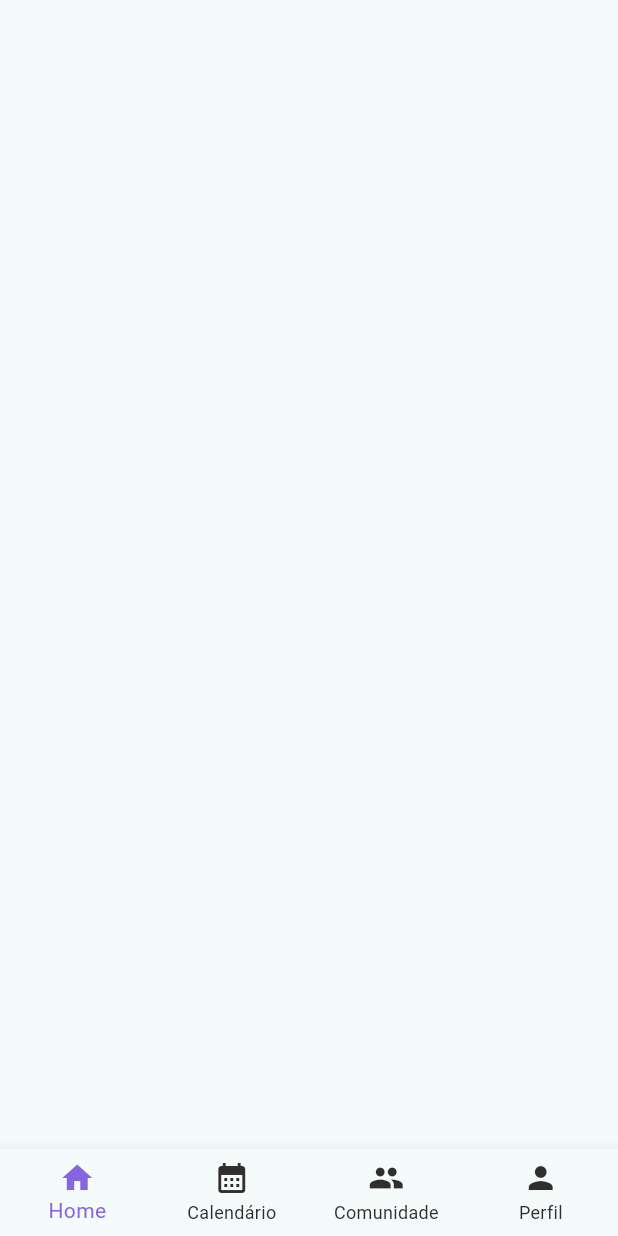
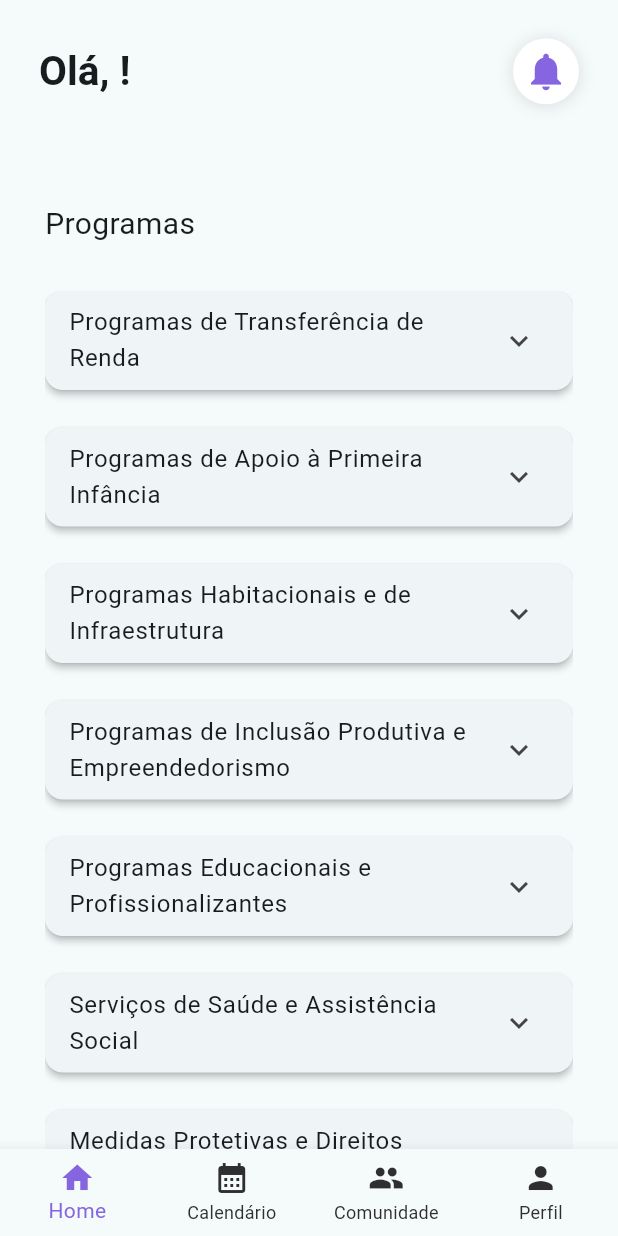
Before and after one commit to Denils0n/EloMae, a Flutter app: the HomepageScreen screen opened by its route, on a phone screen of 412 x 824 dp. Run offline on Flutter 3.47's test engine with Material 3 defaults, Android fonts, the phone set to English and light mode, and no system bars; our stand-ins replace cloud_firestore, firebase_auth, firebase_core, flutter_svg, go_router; missing offline and left inert: lucid_validation; accounts and stored records are empty.

Commit message:
Adding information-front

```diff
--- a/lib/app/views/screens/home/home_screen.dart
+++ b/lib/app/views/screens/home/home_screen.dart
@@ -1,15 +1,67 @@
 import 'package:flutter/material.dart';
 import 'package:elomae/app/views/widgets/navigationbar.dart';
+import 'package:firebase_auth/firebase_auth.dart';
+import 'package:elomae/app/views/screens/home/program_list_screen.dart';
+
 
 class HomepageScreen extends StatelessWidget {
   const HomepageScreen({super.key});
 
   @override
   Widget build(BuildContext context) {
+    String? userName = FirebaseAuth.instance.currentUser?.displayName;
     return Scaffold(
+      appBar: AppBar(
+        toolbarHeight: 95.0,
+        title: Padding(
+              padding: const EdgeInsets.symmetric(horizontal: 10.0),
+              child: Row(
+                mainAxisAlignment: MainAxisAlignment.spaceBetween,
+                children: [
+                    Text('Olá, $userName!',
+        style: TextStyle(fontWeight: FontWeight.bold, fontSize: 27.0),
+        ),
+                  InkWell(
+                    onTap: () {
+                      print('Clique notification');
+                    },
+                    borderRadius: BorderRadius.circular(30),
+                    child: Container(
+                      padding:  EdgeInsets.all(7),
+                      decoration: BoxDecoration(
+                        color: Colors.white,
+                        shape: BoxShape.circle,
+                         boxShadow: [
+                          BoxShadow(
+                            color: Colors.black12,
+                            blurRadius: 9,
+                            offset: Offset(0, 1),
+                          )
+                         ],
+                      ),
+                      child: Icon(Icons.notifications
+                      , color: Color(0xFF8566E0),
+                      size: 30.0,
+                      ),
+                    ),
+                  ),
+                ],
+              ),
+          ),
+      ),
       body: SafeArea(
         child: Padding(
-          padding: const EdgeInsets.all(20),
+          padding: const EdgeInsets.only(top:40.0, left: 30.0, right: 30.0),
+          child: Column(
+            crossAxisAlignment: CrossAxisAlignment.start,
+              children: [
+                Text('Programas',
+                style: TextStyle(fontWeight: FontWeight.w400, fontSize: 20),
+                ),
+                SizedBox(height: 30),
+                Expanded(child: ProgramListScreen()),
+              ],
+          ),
         ),
       ),
       bottomNavigationBar: const Navigationbar(currentIndex: 0),
--- /dev/null
+++ b/lib/app/views/screens/home/program_list_screen.dart
@@ -0,0 +1,80 @@
+import 'package:flutter/material.dart';
+
+class ProgramListScreen extends StatelessWidget {
+  const ProgramListScreen({super.key});
+
+  @override
+  Widget build(BuildContext context) {
+    return ListView(
+      children: [
+       _buildExpansionTile(
+        context,
+          title: 'Programas de Transferência de Renda',
+          items: ['Bolsa Família', 'Benefício de Prestação Continuada (BPC)', 'Auxílio Gás'],
+        ),
+        _buildExpansionTile(
+          context,
+          title: 'Programas de Apoio à Primeira Infância',
+          items: ['Programa Criança Feliz', 'Rede Cegonha'],
+        ),
+        _buildExpansionTile(
+          context,
+          title: 'Programas Habitacionais e de Infraestrutura',
+          items: ['Minha Casa, Minha Vida', 'Tarifa Social de Energia Elétrica'],
+        ),
+        _buildExpansionTile(
+          context,
+          title: 'Programas de Inclusão Produtiva e Empreendedorismo',
+          items: ['Auxílio Inclusão Produtiva Rural', 'Programas de Microcrédito'],
+        ),
+        _buildExpansionTile(
+          context,
+          title: 'Programas Educacionais e Profissionalizantes',
+          items: ['ProUni e FIES', 'Cursos Profissionalizantes Gratuitos'],
+        ),
+        _buildExpansionTile(
+          context,
+          title: 'Serviços de Saúde e Assistência Social',
+          items: ['Unidades Básicas de Saúde (UBS)', 'Centro de Referência de Assistência Social (CRAS)'],
+        ),
+        _buildExpansionTile(
+          context,
+          title: 'Medidas Protetivas e Direitos Legais',
+          items: ['Lei Maria da Penha', 'Delegacia Especializada de Atendimento à Mulher (DEAMs)'],
+        ),
+        _buildExpansionTile(
+          context,
+          title: 'Outros Benefícios e Programas',
+          items: ['Isenção de IPTU', 'Programa Mães do Brasil'],
+        ),
+      ],
+    );
+  }
+
+  Widget _buildExpansionTile(BuildContext context, {required String title, required List<String> items}) {
+    return Card(
+      elevation: 2,
+      shape: RoundedRectangleBorder(borderRadius: BorderRadius.circular(12)),
+      margin: const EdgeInsetsDirectional.only(bottom: 25),
+      child: Theme(
+          data: Theme.of(context).copyWith(dividerColor: Colors.transparent),
+        child: ExpansionTile(
+           iconColor: Color(0xFF8566E0),
+          collapsedIconColor: Color.fromARGB(255, 68, 68, 68),
+          title: Text(
+            title,
+            style: TextStyle(fontWeight: FontWeight.w400),
+          ),
+          children: items.map((item) {
+            return ListTile(
+              title: Text(item),
+              onTap: () {
+                print('Selecionado: $item'); // Aqui vai ser a navegaçÃo para outras pages
+              },
+            );
+          }).toList(),
+        ),
+      ),
+    );
+  }
+}
```
